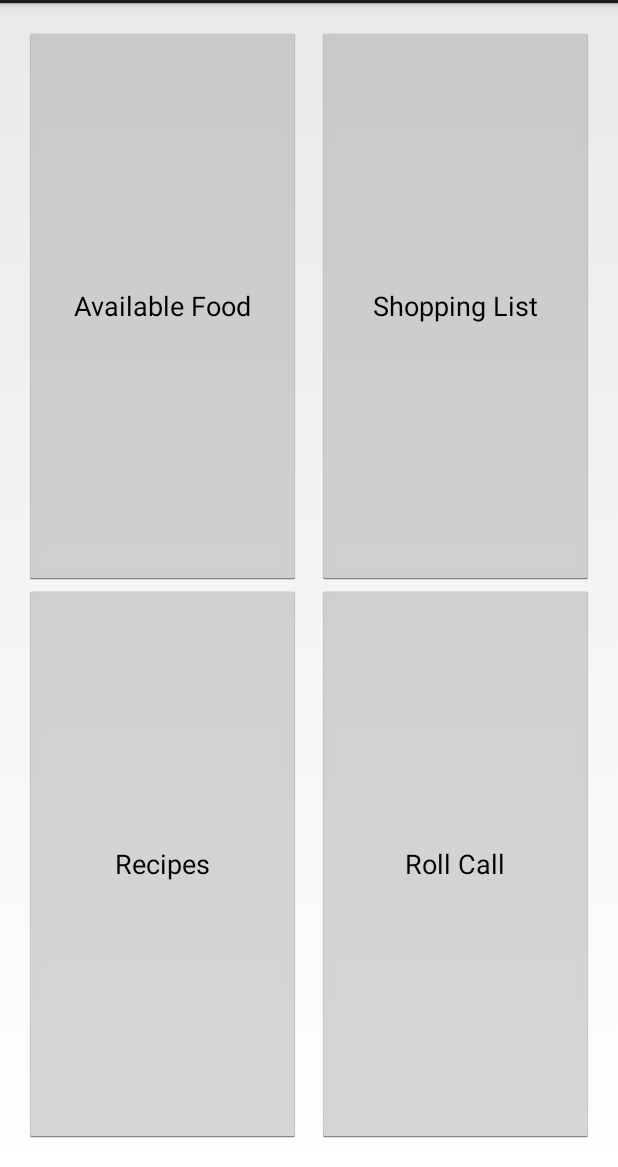
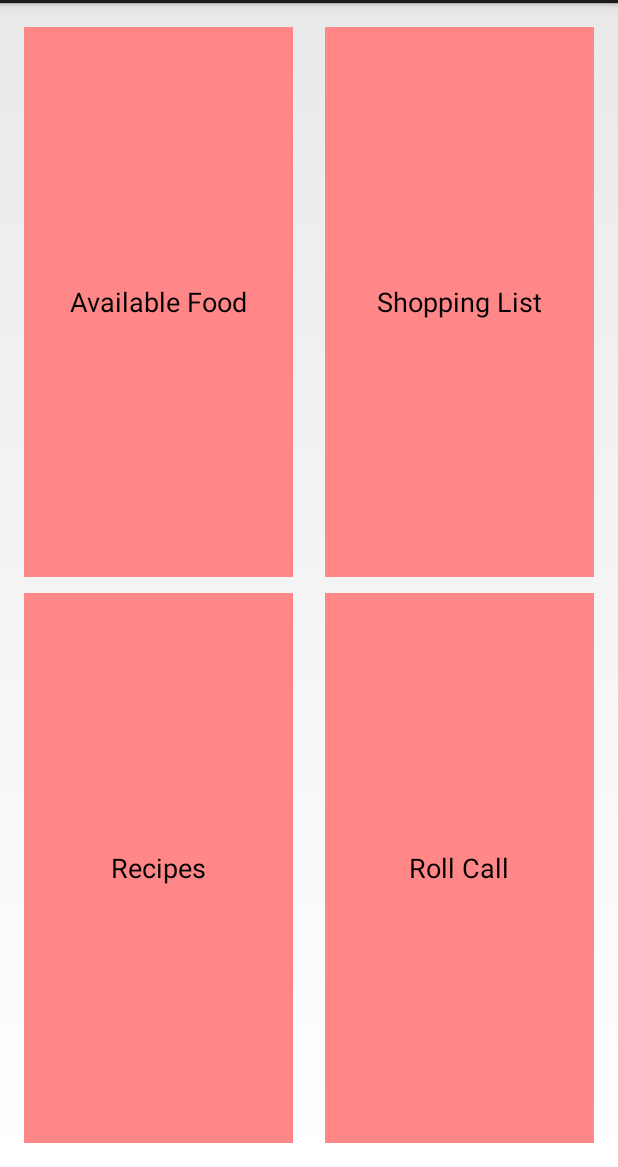
Before and after one commit to Nattaro13/FoodAttack, an Android app: the MainActivity screen opened directly, with no data from a screen before it, on a phone screen of 412 x 824 dp, the part 69-1236 px from its top. Run offline under Robolectric (Android 15) with nearby library versions, the phone set to English and light mode, and no system bars.

Commit message:
Changed buttons' color in the main_activity
1. Edited activity_main.xml
2. Added a new stylesheet to the drawables folder, called
custom_btn_main.xml -> dictates the background of the buttons

```diff
--- /dev/null
+++ b/app/src/main/res/drawable/custom_btn_main.xml
@@ -0,0 +1,47 @@
+<?xml version="1.0" encoding="utf-8"?>
+<selector
+    xmlns:android="http://schemas.android.com/apk/res/android">
+
+    <item android:state_pressed="true" >
+        <shape>
+            <solid
+                android:color="#e86363"
+                />
+
+            <padding
+                android:left="10dp"
+                android:top="10dp"
+                android:right="10dp"
+                android:bottom="10dp" />
+        </shape>
+    </item>
+
+    <item android:state_focused="true" >
+        <shape>
+            <solid
+                android:color="#e86363"
+                />
+
+            <padding
+                android:left="10dp"
+                android:top="10dp"
+                android:right="10dp"
+                android:bottom="10dp" />
+        </shape>
+    </item>
+
+    <item>
+        <shape>
+            <solid
+                android:color="#ff8787"
+                 />
+
+            <padding
+                android:left="10dp"
+                android:top="10dp"
+                android:right="10dp"
+                android:bottom="10dp" />
+
+        </shape>
+    </item>
+</selector>
--- a/app/src/main/res/layout/activity_main.xml
+++ b/app/src/main/res/layout/activity_main.xml
@@ -25,16 +25,21 @@
             android:layout_height="wrap_content"
             android:layout_weight="1"
             android:text="@string/avail_food"
+            android:background="@drawable/custom_btn_main"
             android:onClick="getStock"
+            android:layout_marginBottom="5dp"
+            android:layout_marginRight="5dp"
             />
-
 
         <Button
             android:layout_width="match_parent"
             android:layout_height="wrap_content"
             android:text="@string/recipes"
             android:layout_weight="1"
+            android:background="@drawable/custom_btn_main"
             android:onClick="getRecipeList"
+            android:layout_marginTop="5dp"
+            android:layout_marginRight="5dp"
             />
 
 
@@ -56,7 +61,10 @@
             android:layout_height="wrap_content"
             android:layout_weight="1"
             android:text="@string/shop_list"
+            android:background="@drawable/custom_btn_main"
             android:onClick="getShopList"
+            android:layout_marginLeft="5dp"
+            android:layout_marginBottom="5dp"
             />
 
         <Button
@@ -64,7 +72,10 @@
             android:layout_height="wrap_content"
             android:text="@string/roll_call"
             android:layout_weight="1"
+            android:background="@drawable/custom_btn_main"
             android:onClick="getRollCallActivity"
+            android:layout_marginLeft="5dp"
+            android:layout_marginTop="5dp"
             />
 
     </LinearLayout>
```
